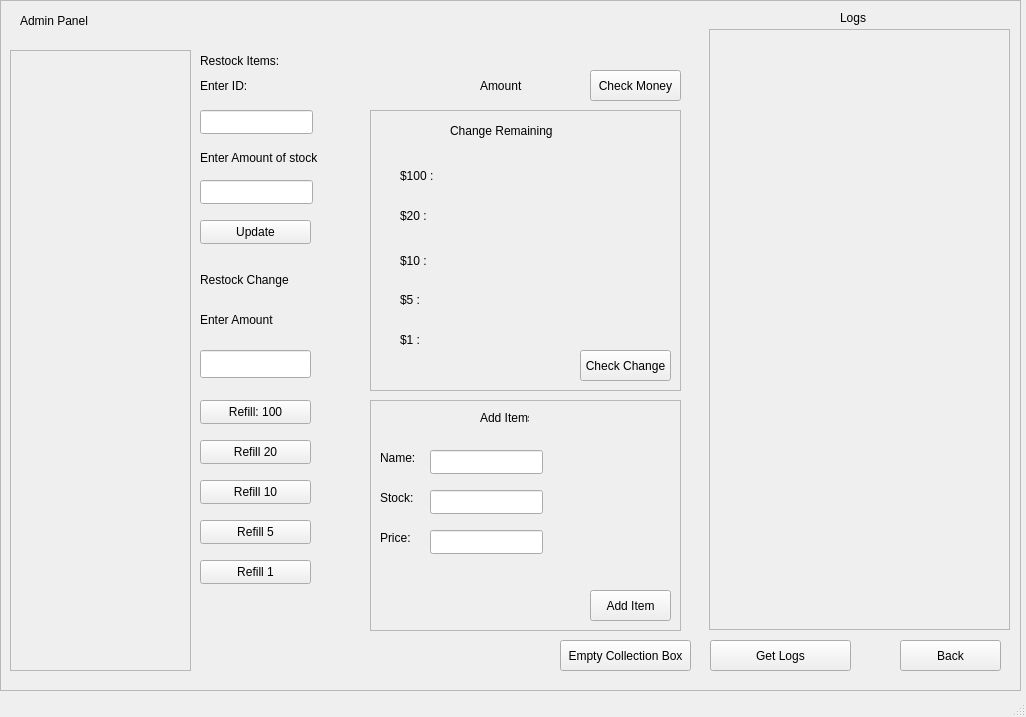
Above: OOP/VendingMachine/adminpanel.ui from notn0xys/KMITL-YR1 before the change. Below: the same form after it.
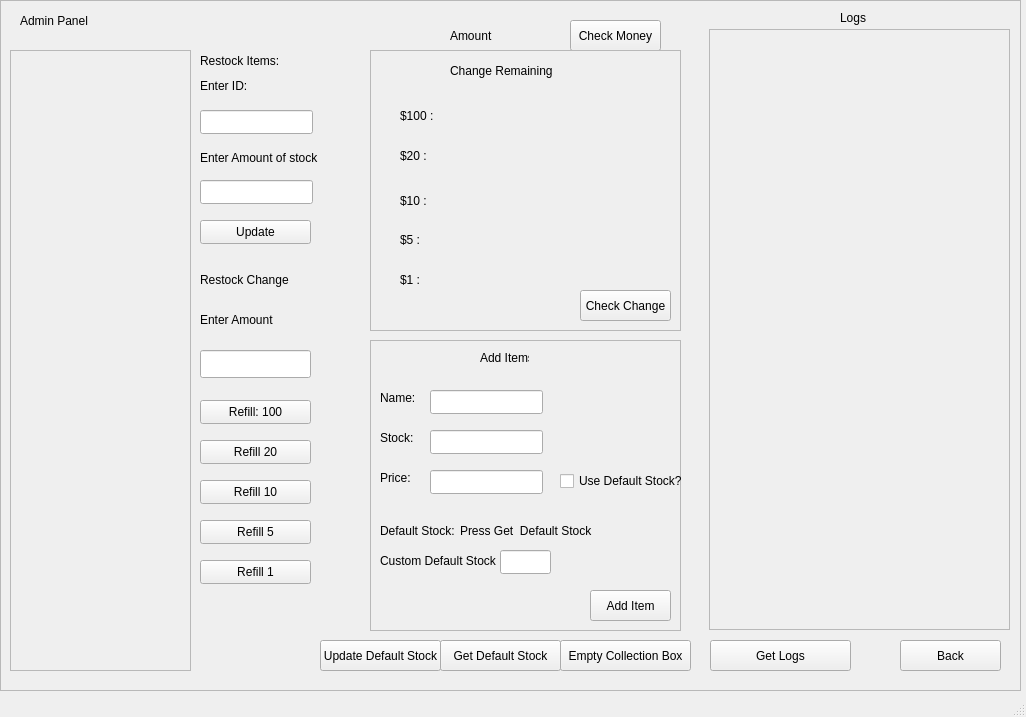
That is the form after the change.

The edit to the form file:
```diff
--- a/OOP/VendingMachine/adminpanel.ui
+++ b/OOP/VendingMachine/adminpanel.ui
@@ -189,8 +189,8 @@
     <widget class="QLabel" name="CollectionLabel">
      <property name="geometry">
       <rect>
-       <x>480</x>
-       <y>70</y>
+       <x>450</x>
+       <y>20</y>
        <width>101</width>
        <height>31</height>
       </rect>
@@ -202,8 +202,8 @@
     <widget class="QPushButton" name="CollectionBtn">
      <property name="geometry">
       <rect>
-       <x>590</x>
-       <y>70</y>
+       <x>570</x>
+       <y>20</y>
        <width>91</width>
        <height>31</height>
       </rect>
@@ -294,7 +294,7 @@
      <property name="geometry">
       <rect>
        <x>370</x>
-       <y>110</y>
+       <y>50</y>
        <width>311</width>
        <height>281</height>
       </rect>
@@ -515,9 +515,9 @@
      <property name="geometry">
       <rect>
        <x>370</x>
-       <y>400</y>
+       <y>340</y>
        <width>311</width>
-       <height>231</height>
+       <height>291</height>
       </rect>
      </property>
      <property name="frameShape">
@@ -573,7 +573,7 @@
       <property name="geometry">
        <rect>
         <x>220</x>
-        <y>190</y>
+        <y>250</y>
         <width>81</width>
         <height>31</height>
        </rect>
@@ -621,6 +621,94 @@
        <string>Price: </string>
       </property>
      </widget>
+     <widget class="QCheckBox" name="UseDefaultStockCheckBox">
+      <property name="geometry">
+       <rect>
+        <x>190</x>
+        <y>130</y>
+        <width>131</width>
+        <height>22</height>
+       </rect>
+      </property>
+      <property name="text">
+       <string>Use Default Stock? </string>
+      </property>
+     </widget>
+     <widget class="QLabel" name="label_15">
+      <property name="geometry">
+       <rect>
+        <x>10</x>
+        <y>180</y>
+        <width>101</width>
+        <height>21</height>
+       </rect>
+      </property>
+      <property name="text">
+       <string>Default Stock:</string>
+      </property>
+     </widget>
+     <widget class="QLabel" name="DefaultStock">
+      <property name="geometry">
+       <rect>
+        <x>90</x>
+        <y>180</y>
+        <width>171</width>
+        <height>21</height>
+       </rect>
+      </property>
+      <property name="text">
+       <string>Press Get  Default Stock</string>
+      </property>
+     </widget>
+     <widget class="QLabel" name="label_18">
+      <property name="geometry">
+       <rect>
+        <x>10</x>
+        <y>210</y>
+        <width>121</width>
+        <height>21</height>
+       </rect>
+      </property>
+      <property name="text">
+       <string>Custom Default Stock</string>
+      </property>
+     </widget>
+     <widget class="QLineEdit" name="NewStockEntry">
+      <property name="geometry">
+       <rect>
+        <x>130</x>
+        <y>210</y>
+        <width>51</width>
+        <height>24</height>
+       </rect>
+      </property>
+     </widget>
+    </widget>
+    <widget class="QPushButton" name="pushButton_2">
+     <property name="geometry">
+      <rect>
+       <x>440</x>
+       <y>640</y>
+       <width>121</width>
+       <height>31</height>
+      </rect>
+     </property>
+     <property name="text">
+      <string>Get Default Stock</string>
+     </property>
+    </widget>
+    <widget class="QPushButton" name="UpdateDefaultStock">
+     <property name="geometry">
+      <rect>
+       <x>320</x>
+       <y>640</y>
+       <width>121</width>
+       <height>31</height>
+      </rect>
+     </property>
+     <property name="text">
+      <string>Update Default Stock</string>
+     </property>
     </widget>
    </widget>
   </widget>
```
